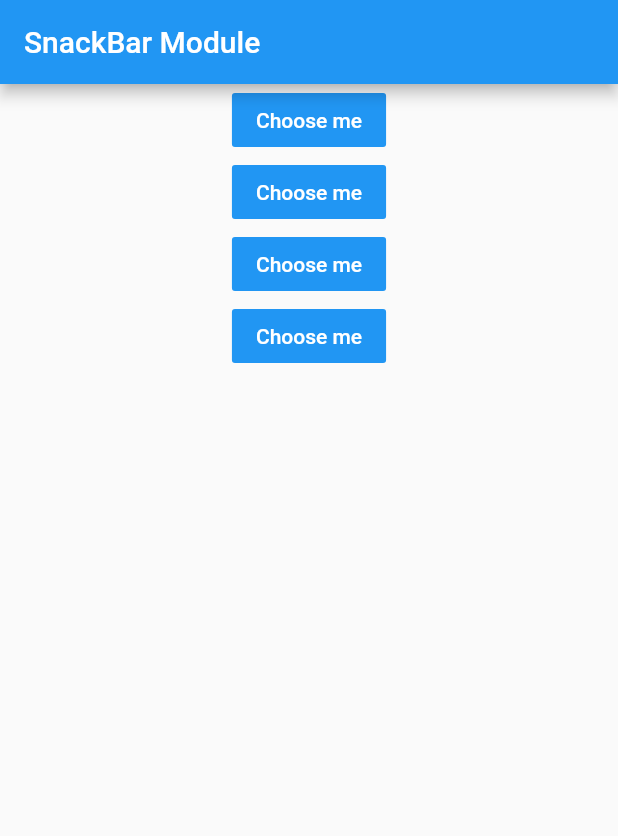
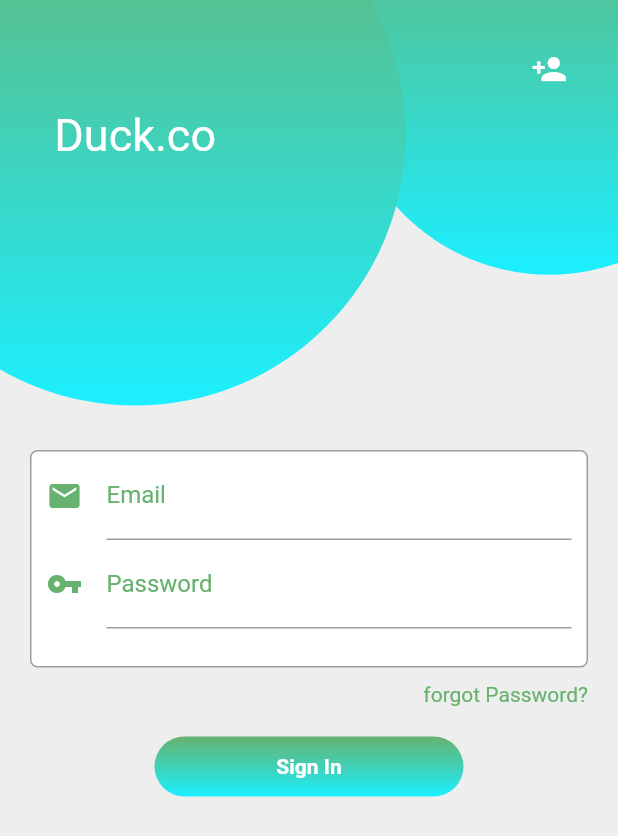
Before and after one commit to rendiwithi/flutter_example, a Flutter app: the screen it shows after launch, on a phone screen of 412 x 824 dp. Shown: the top 836 px of the screen. Run offline on Flutter 3.47's test engine with Material 2 defaults, Android fonts, the phone set to English and light mode, and no system bars.

Commit message:
menambahkan login dan opacity module

```diff
--- a/lib/main.dart
+++ b/lib/main.dart
@@ -3,7 +3,9 @@ import 'package:flutter_example/module/TextMod.dart';
 import 'package:flutter_example/module/appBarMod.dart';
 import 'package:flutter_example/module/buttonMod.dart';
 import 'package:flutter_example/module/containerMod.dart';
+import 'package:flutter_example/module/floatingActionButtonMod.dart';
 import 'package:flutter_example/module/materialAppMod.dart';
+import 'package:flutter_example/module/opacity.dart';
 import 'package:flutter_example/module/scaffoldMod.dart';
 import 'package:flutter_example/module/snackBarMod.dart';
 
@@ -14,7 +16,7 @@ class MyApp extends StatelessWidget {
   Widget build(BuildContext context) {
     return MaterialApp(
       debugShowCheckedModeBanner: false,
-      home: SnackBarMod(),
+      home: FloatingActionButtonMod(),
     );
   }
 }
--- /dev/null
+++ b/lib/module/floatingActionButtonMod.dart
@@ -0,0 +1,155 @@
+import 'package:flutter/material.dart';
+
+class FloatingActionButtonMod extends StatelessWidget {
+  double getSmallDiameter(BuildContext context) =>
+      MediaQuery.of(context).size.width * 2 / 3;
+  double getBigDiameter(BuildContext context) =>
+      MediaQuery.of(context).size.width * 7 / 8;
+
+  @override
+  Widget build(BuildContext context) {
+    return Scaffold(
+      backgroundColor: Color(0xFFEEEEEE),
+      body: Stack(
+        children: [
+          Positioned(
+            right: -getSmallDiameter(context) / 3,
+            top: -getSmallDiameter(context) / 3,
+            child: Container(
+              child: Center(
+                  child: Icon(
+                Icons.person_add,
+                color: Colors.white,
+              )),
+              width: getSmallDiameter(context),
+              height: getSmallDiameter(context),
+              decoration: BoxDecoration(
+                  shape: BoxShape.circle,
+                  gradient: LinearGradient(
+                      colors: [Color(0xFF67B26F), Color(0xFF1cefff)],
+                      begin: Alignment.topCenter,
+                      end: Alignment.bottomCenter)),
+            ),
+          ),
+          Positioned(
+            left: -getBigDiameter(context) / 4,
+            top: -getBigDiameter(context) / 4,
+            child: Container(
+              child: Center(
+                child: Text(
+                  "Duck.co",
+                  style: TextStyle(
+                    fontSize: 30,
+                    color: Colors.white,
+                  ),
+                ),
+              ),
+              width: getBigDiameter(context),
+              height: getBigDiameter(context),
+              decoration: BoxDecoration(
+                  shape: BoxShape.circle,
+                  gradient: LinearGradient(
+                      colors: [Color(0xFF67B26F), Color(0xFF1cefff)],
+                      begin: Alignment.topCenter,
+                      end: Alignment.bottomCenter)),
+            ),
+          ),
+          Align(
+            alignment: Alignment.bottomCenter,
+            child: ListView(
+              children: [
+                Container(
+                  margin: EdgeInsets.fromLTRB(20, 300, 20, 10),
+                  padding: EdgeInsets.fromLTRB(10, 0, 10, 25),
+                  decoration: BoxDecoration(
+                      color: Colors.white,
+                      border: Border.all(color: Colors.grey),
+                      borderRadius: BorderRadius.circular(5)),
+                  child: Column(
+                    children: [
+                      TextField(
+                        decoration: InputDecoration(
+                            icon: Icon(
+                              Icons.email,
+                              color: Color(0xFF67B26F),
+                            ),
+                            focusedBorder: UnderlineInputBorder(
+                                borderSide:
+                                    BorderSide(color: Color(0xFF67B26F))),
+                            labelText: "Email",
+                            labelStyle: TextStyle(color: Color(0xFF67B26F))),
+                      ),
+                      TextField(
+                        obscureText: true,
+                        decoration: InputDecoration(
+                            icon: Icon(
+                              Icons.vpn_key,
+                              color: Color(0xFF67B26F),
+                            ),
+                            focusedBorder: UnderlineInputBorder(
+                                borderSide:
+                                    BorderSide(color: Color(0xFF67B26F))),
+                            labelText: "Password",
+                            labelStyle: TextStyle(color: Color(0xFF67B26F))),
+                      ),
+                    ],
+                  ),
+                ),
+                Align(
+                  alignment: Alignment.centerRight,
+                  child: Container(
+                    margin: EdgeInsets.fromLTRB(0, 0, 20, 20),
+                    child: Text(
+                      "forgot Password?",
+                      style: TextStyle(color: Color(0xFF67B26F)),
+                    ),
+                  ),
+                ),
+                Container(
+                  margin: EdgeInsets.fromLTRB(20, 0, 20, 30),
+                  child: Row(
+                    mainAxisAlignment: MainAxisAlignment.spaceEvenly,
+                    children: [
+                      SizedBox(
+                        width: MediaQuery.of(context).size.width * 0.5,
+                        height: 40,
+                        child: Container(
+                            decoration: BoxDecoration(
+                                borderRadius: BorderRadius.circular(20),
+                                gradient: LinearGradient(
+                                  colors: [
+                                    Color(0xFF67B26F),
+                                    Color(0xFF1cefff),
+                                  ],
+                                  begin: Alignment.topCenter,
+                                  end: Alignment.bottomCenter,
+                                )),
+                            child: Material(
+                              borderRadius: BorderRadius.circular(20),
+                              color: Colors.transparent,
+                              child: InkWell(
+                                borderRadius: BorderRadius.circular(20),
+                                splashColor: Colors.amber,
+                                onTap: () {},
+                                child: Center(
+                                  child: Text(
+                                    "Sign In",
+                                    style: TextStyle(
+                                        color: Colors.white,
+                                        fontWeight: FontWeight.w700),
+                                  ),
+                                ),
+                              ),
+                            )),
+                      ),
+                    ],
+                  ),
+                ),
+              ],
+            ),
+          )
+        ],
+      ),
+    );
+  }
+}
```
Also changed, not shown: lib/module/opacity.dart (added, +123 -0 lines).
